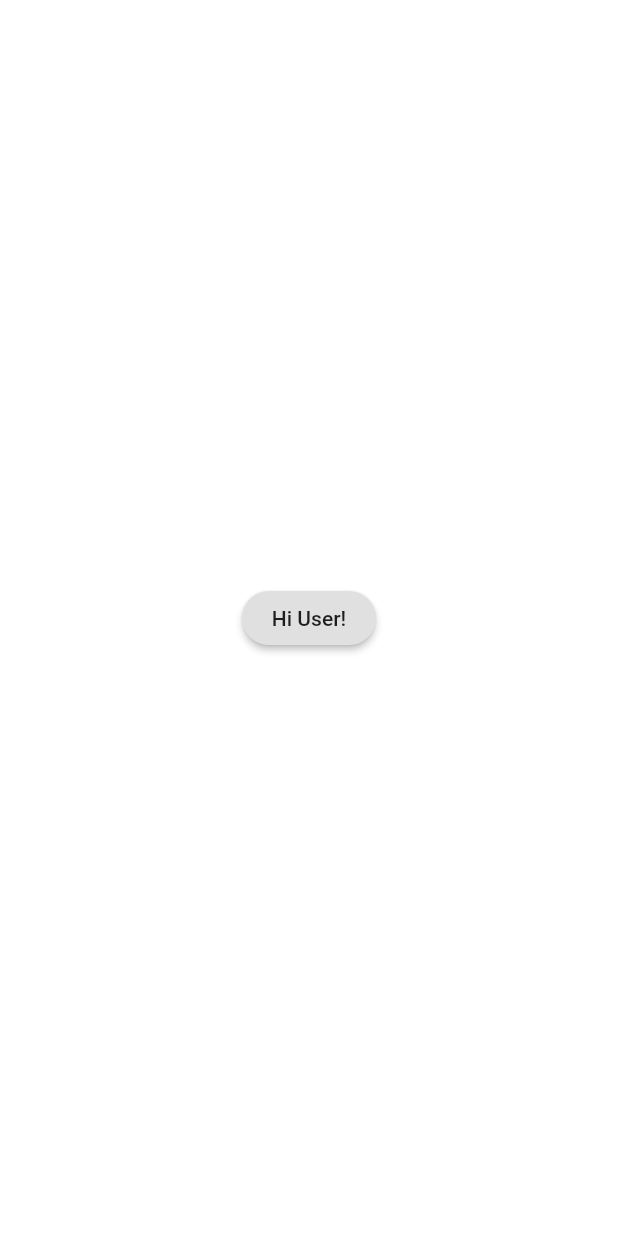
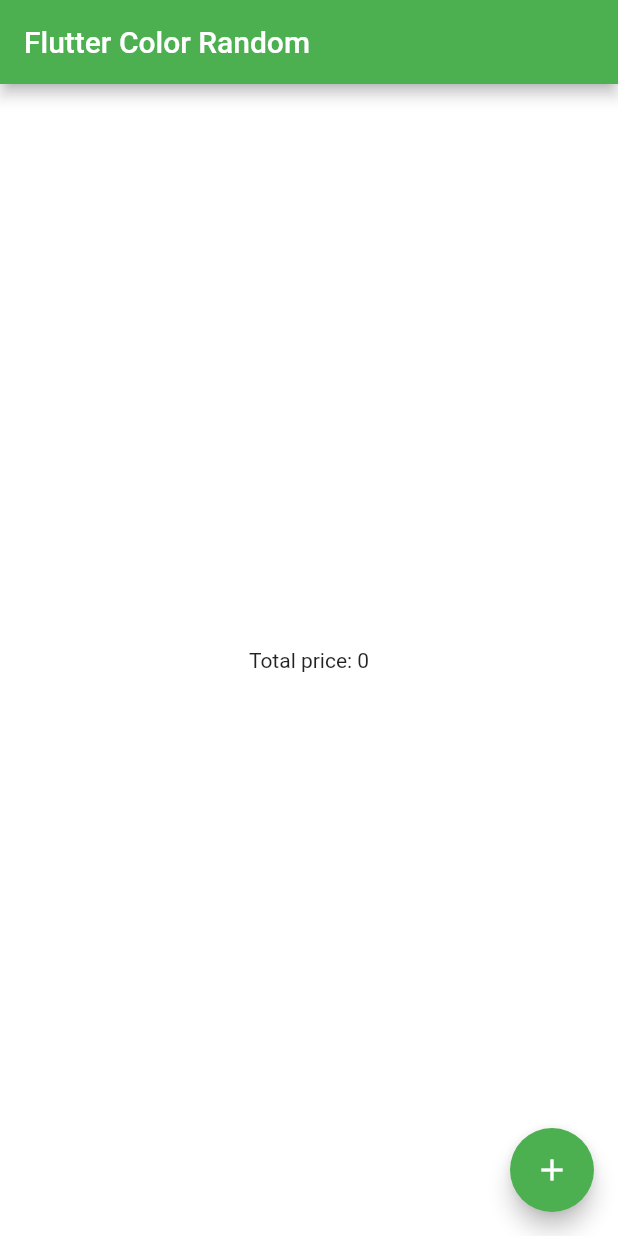
Before and after one commit to Rekrutiv/first_flutter, a Flutter app: the screen it shows after launch, on a phone screen of 412 x 824 dp. Run offline on Flutter 3.47's test engine with Material 2 defaults, Android fonts, the phone set to English and light mode, and no system bars.

Commit message:
flutter_provider

```diff
--- /dev/null
+++ b/lib/ColorProvider.dart
@@ -0,0 +1,10 @@
+import 'package:flutter/material.dart';
+
+class ColorProvider with ChangeNotifier {
+  int mainText = 0;
+
+  void increment() {
+    mainText++;
+    notifyListeners();
+  }
+}
--- /dev/null
+++ b/lib/ColorRandom.dart
@@ -0,0 +1,12 @@
+import 'package:flutter/material.dart';
+import 'dart:math'; //for the randomization
+
+class ColorRandom with ChangeNotifier {
+  Random random = new Random();
+  int indexColor = 0;
+
+  setRandomColor() {
+    indexColor = random.nextInt(7);
+    notifyListeners();
+  }
+}
--- a/lib/color.dart
+++ /dev/null
@@ -1,12 +0,0 @@
-import 'package:flutter/material.dart';
-
-class ColorText extends StatelessWidget {
-  final String mainText;
-   ColorText(this.mainText);
-
-  @override
-  Widget build(BuildContext context) {
-
-    return Text(mainText);
-  }
-}
--- a/lib/color_random.dart
+++ /dev/null
@@ -1,70 +0,0 @@
-import 'package:flutter/material.dart';
-import 'dart:math'; //for the randomization
-import 'package:first_flutter_app/color.dart';
-class ColorRandom extends StatefulWidget{
-  @override
-  _ColorRandomState createState(){
-    return _ColorRandomState();
-  }
-}
-
-class _ColorRandomState extends State<ColorRandom> {
-  var colors = [
-    Colors.amber,
-    Colors.black,
-    Colors.blue,
-    Colors.yellow,
-    Colors.orange,
-    Colors.red,
-    Colors.pink,
-    Colors.green,
-    //colors(0xFF and paste color code)
-
-  ];
-
-
-  var currentColor = Colors.white;
-   String _color_text='Hi User!';
-
-  setRandomColor() {
-    var rnd = Random().nextInt(colors.length);
-    setState(() { //setstate function expect a call back function
-      currentColor = colors[rnd];
-    });
-  }
-
-  @override
-  Widget build(BuildContext context) {
-    return InkWell(
-      onTap: () {
-        setState(() {
-          setRandomColor();
-        });
-      },
-
-      child: Container(
-        color: currentColor,
-
-
-        child: Center(
-          child: RaisedButton(
-            //color: Colors.green,
-            padding: EdgeInsets.fromLTRB(20.0, 10.0, 20.0, 10.0),
-            child: ColorText(_color_text
-             // style: TextStyle(fontSize: 20, fontWeight: FontWeight.bold),
-
-            ),
-            shape:
-            RoundedRectangleBorder(borderRadius: BorderRadius.circular(40.0)),
-
-            onPressed:()  {
-              setState((){
-                _color_text='have a nice day';
-              });
-            },
-          ),
-        ),
-      ),
-    );
-  }
-}
--- a/lib/main.dart
+++ b/lib/main.dart
@@ -1,27 +1,75 @@
 import 'package:flutter/material.dart';
-import 'package:first_flutter_app/color_random.dart';
+import 'package:provider/provider.dart';
+import 'package:first_flutter_app/ColorProvider.dart';
+import 'ColorRandom.dart';
 
-
-
-
-
-void main()=>runApp(MyApp());
-
+void main() => runApp(new MyApp());
 
 class MyApp extends StatelessWidget {
+  // This widget is the root of your application.
   @override
   Widget build(BuildContext context) {
-    return MaterialApp(
-      title: 'Color Changer',
-      debugShowCheckedModeBanner: false,
-//      theme: ThemeData.dark(),
-      home: Scaffold(
-//        appBar: AppBar(
-//          title: Text(
-//           Solid Software'),
-//        ),
-        body: ColorRandom(),
+    return new MaterialApp(
+      title: 'Flutter',
+      theme: new ThemeData(
+        primarySwatch: Colors.green,
+      ),
+      home: MultiProvider(providers: [
+        ChangeNotifierProvider(create: (_) => ColorProvider()),
+        ChangeNotifierProvider(create: (_) => ColorRandom())
+      ], child: new MyHomePage(title: 'Flutter Color Random')),
+    );
+  }
+}
 
+class MyHomePage extends StatelessWidget {
+  MyHomePage({Key key, this.title}) : super(key: key);
+
+  static var currentColor = Colors.white;
+  final colors = [
+    Colors.amber,
+    Colors.purple,
+    Colors.blue,
+    Colors.yellow,
+    Colors.orange,
+    Colors.red,
+    Colors.pink,
+    Colors.green,
+    //colors(0xFF and paste color code)
+  ];
+  final String title;
+  final colorProvider = ColorProvider();
+  final colorRandom = ColorRandom();
+
+  @override
+  Widget build(BuildContext context) {
+    final counterClick = Provider.of<ColorProvider>(context, listen: false);
+    final random = Provider.of<ColorRandom>(context, listen: false);
+    return Scaffold(
+      appBar: new AppBar(
+        title: new Text(title),
+      ),
+      body: Consumer<ColorRandom>(
+        builder: (_, colorRandom, __) => InkWell(
+          onTap: () {
+            random.setRandomColor();
+            currentColor = colors[random.indexColor];
+          },
+          child: Container(
+            color: currentColor,
+            child: new Center(
+              child: Consumer<ColorProvider>(
+                builder: (_, colorProvider, __) =>
+                    Text("Total price: ${counterClick.mainText}"),
+              ),
+            ),
+          ),
+        ),
+      ),
+      floatingActionButton: new FloatingActionButton(
+        onPressed: counterClick.increment,
+        tooltip: 'Increment',
+        child: new Icon(Icons.add),
       ),
     );
   }
--- a/pubspec.yaml
+++ b/pubspec.yaml
@@ -23,6 +23,8 @@ dependencies:
   # The following adds the Cupertino Icons font to your application.
   # Use with the CupertinoIcons class for iOS style icons.
   cupertino_icons: ^0.1.2
+  provider: ^4.0.1
+
 
 dev_dependencies:
   flutter_test:
```
Also changed, not shown: pubspec.lock.
